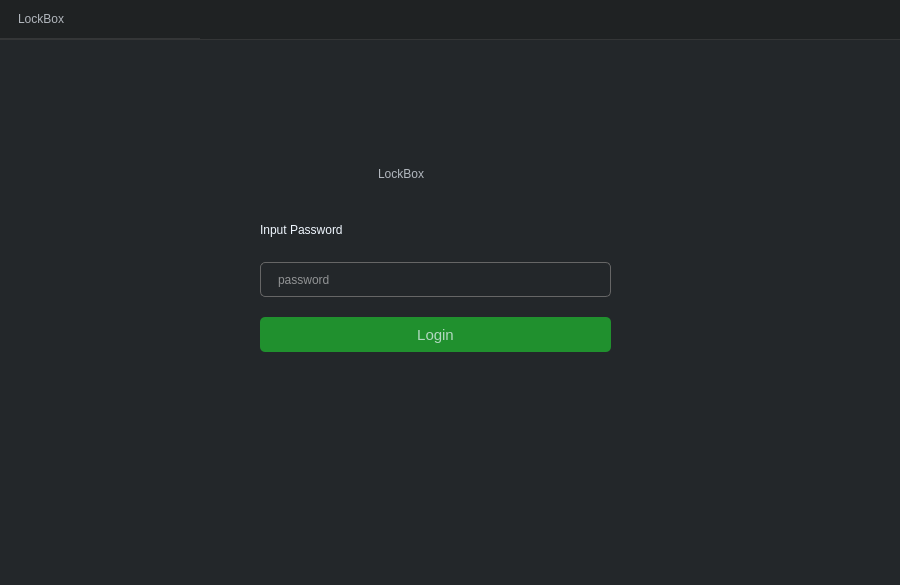
First picture: the form in Ui/Main.ui, repository Suralmk/LockBox, before the edit.
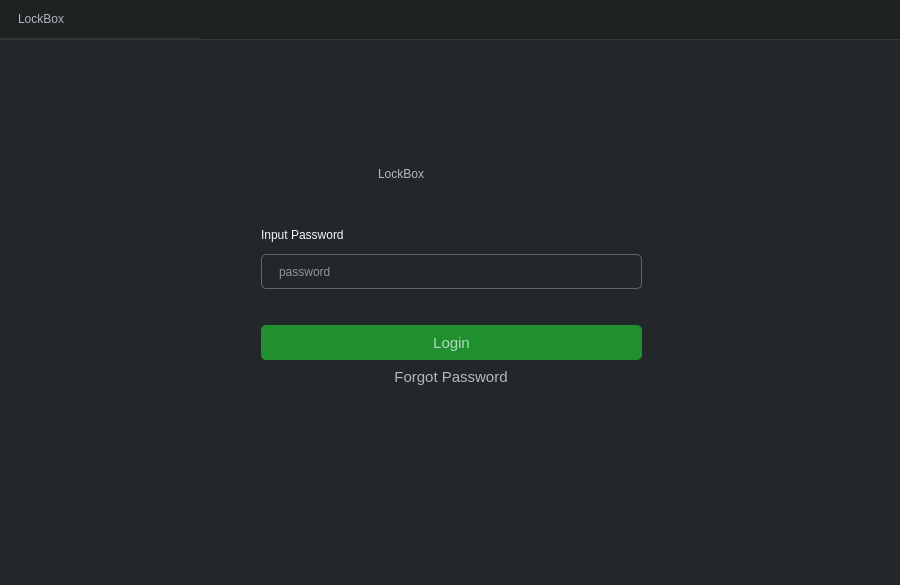
Second picture: the form after the edit. The open tabs and pages were chosen to show the change. Icons and pictures are not drawn.

What changed in the file:
```diff
--- a/Ui/Main.ui
+++ b/Ui/Main.ui
@@ -311,15 +311,20 @@
          <string>LockBox</string>
         </property>
        </widget>
-       <widget class="QWidget" name="layoutWidget">
+       <widget class="QWidget" name="">
         <property name="geometry">
          <rect>
-          <x>260</x>
-          <y>170</y>
-          <width>351</width>
-          <height>151</height>
+          <x>261</x>
+          <y>171</y>
+          <width>381</width>
+          <height>191</height>
          </rect>
         </property>
+        <layout class="QVBoxLayout" name="verticalLayout_4">
+         <property name="spacing">
+          <number>20</number>
+         </property>
+         <item>
         <layout class="QVBoxLayout" name="verticalLayout">
          <property name="spacing">
           <number>10</number>
@@ -365,6 +370,13 @@
            </property>
           </widget>
          </item>
+          </layout>
+         </item>
+         <item>
+          <layout class="QVBoxLayout" name="verticalLayout_3">
+           <property name="spacing">
+            <number>10</number>
+           </property>
          <item>
           <widget class="QPushButton" name="stack_1_login_btn">
            <property name="minimumSize">
@@ -393,6 +405,27 @@
            </property>
           </widget>
          </item>
+           <item alignment="Qt::AlignmentFlag::AlignHCenter">
+            <widget class="QPushButton" name="pushButton">
+             <property name="styleSheet">
+              <string notr="true">
+QPushButton {
+padding:0;
+background:transparent;
+padding: 0 10px;
+}
+
+QPushButton:hover {
+  color:white;
+}</string>
+             </property>
+             <property name="text">
+              <string>Forgot Password</string>
+             </property>
+            </widget>
+           </item>
+          </layout>
+         </item>
         </layout>
        </widget>
       </widget>
```
Left out of the diff: 28 changed lines with no effect on the pictures. Lines whose indentation alone changed are shown as unchanged.
